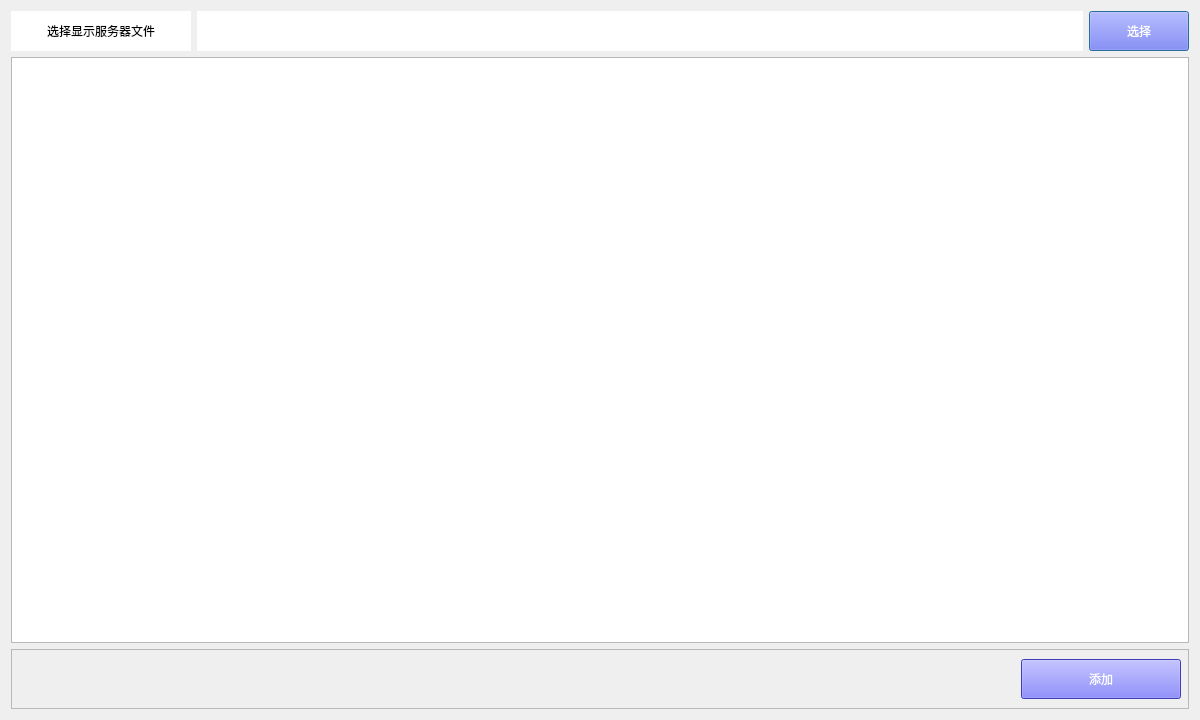
Qt form views/edit/add_gift.ui (WanKaKa/IjsGiftWall) before a commit.
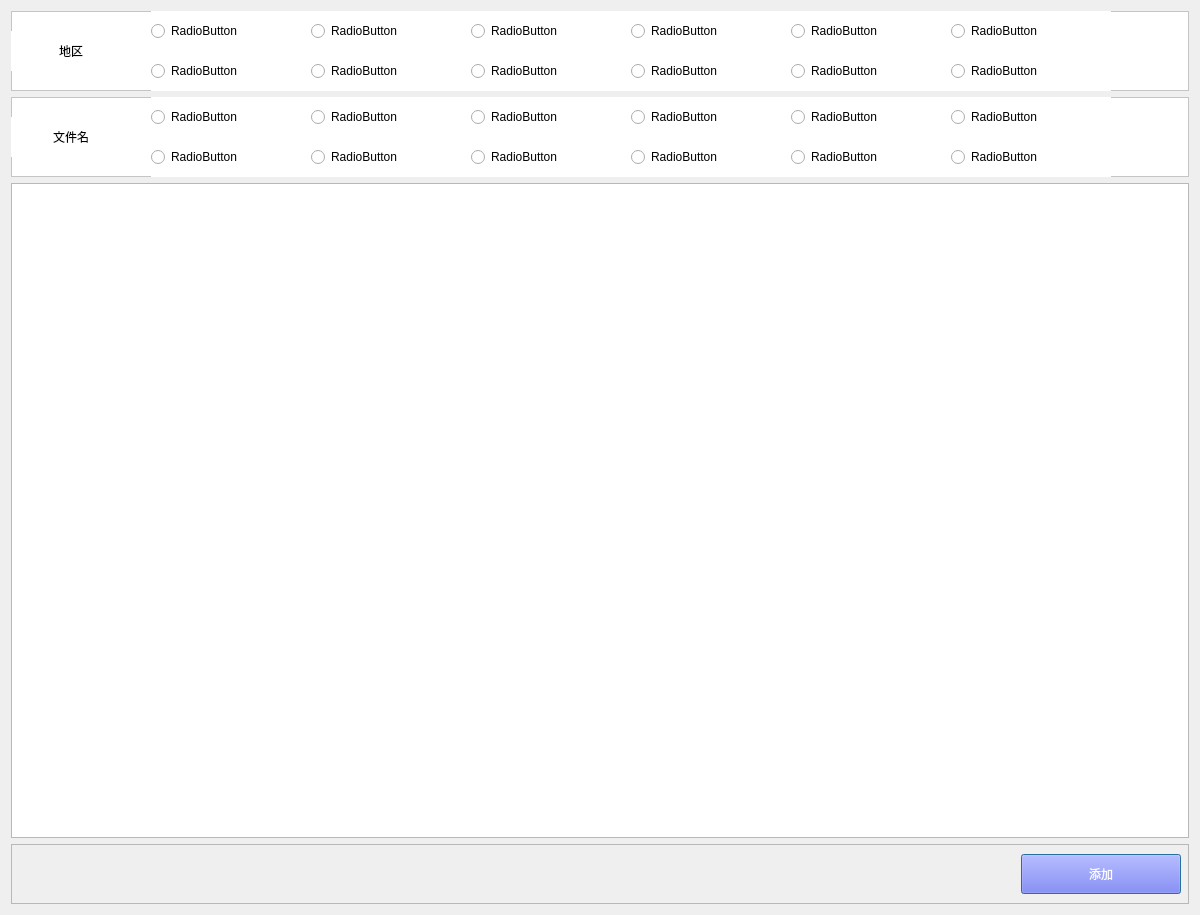
The same form after that commit.

Commit message: 添加item界面修改

The edit to the form file:
```diff
--- a/views/edit/add_gift.ui
+++ b/views/edit/add_gift.ui
@@ -7,19 +7,19 @@
     <x>0</x>
     <y>0</y>
     <width>1200</width>
-    <height>720</height>
+    <height>915</height>
    </rect>
   </property>
   <property name="minimumSize">
    <size>
     <width>1200</width>
-    <height>720</height>
+    <height>915</height>
    </size>
   </property>
   <property name="maximumSize">
    <size>
     <width>1200</width>
-    <height>720</height>
+    <height>915</height>
    </size>
   </property>
   <property name="windowTitle">
@@ -29,91 +29,508 @@
    <item row="0" column="0" colspan="2">
     <layout class="QVBoxLayout" name="verticalLayout">
      <item>
-      <layout class="QHBoxLayout" name="horizontalLayout">
-       <item>
-        <widget class="QLabel" name="label">
-         <property name="minimumSize">
-          <size>
-           <width>180</width>
-           <height>40</height>
-          </size>
-         </property>
-         <property name="maximumSize">
-          <size>
-           <width>180</width>
-           <height>40</height>
-          </size>
-         </property>
-         <property name="styleSheet">
-          <string notr="true">font: 12pt &quot;微软雅黑&quot;;
+      <widget class="QFrame" name="frame_2">
+       <property name="minimumSize">
+        <size>
+         <width>0</width>
+         <height>80</height>
+        </size>
+       </property>
+       <property name="maximumSize">
+        <size>
+         <width>16777215</width>
+         <height>80</height>
+        </size>
+       </property>
+       <property name="styleSheet">
+        <string notr="true">background-color: rgb(255, 255, 255);</string>
+       </property>
+       <property name="frameShape">
+        <enum>QFrame::StyledPanel</enum>
+       </property>
+       <property name="frameShadow">
+        <enum>QFrame::Raised</enum>
+       </property>
+       <widget class="QRadioButton" name="language_radio_7">
+        <property name="geometry">
+         <rect>
+          <x>620</x>
+          <y>0</y>
+          <width>160</width>
+          <height>40</height>
+         </rect>
+        </property>
+        <property name="styleSheet">
+         <string notr="true">font: 10pt &quot;微软雅黑&quot;;</string>
+        </property>
+        <property name="text">
+         <string>RadioButton</string>
+        </property>
+       </widget>
+       <widget class="QRadioButton" name="language_radio_4">
+        <property name="geometry">
+         <rect>
+          <x>300</x>
+          <y>40</y>
+          <width>160</width>
+          <height>40</height>
+         </rect>
+        </property>
+        <property name="styleSheet">
+         <string notr="true">font: 10pt &quot;微软雅黑&quot;;</string>
+        </property>
+        <property name="text">
+         <string>RadioButton</string>
+        </property>
+       </widget>
+       <widget class="QRadioButton" name="language_radio_6">
+        <property name="geometry">
+         <rect>
+          <x>460</x>
+          <y>40</y>
+          <width>160</width>
+          <height>40</height>
+         </rect>
+        </property>
+        <property name="styleSheet">
+         <string notr="true">font: 10pt &quot;微软雅黑&quot;;</string>
+        </property>
+        <property name="text">
+         <string>RadioButton</string>
+        </property>
+       </widget>
+       <widget class="QRadioButton" name="language_radio_8">
+        <property name="geometry">
+         <rect>
+          <x>620</x>
+          <y>40</y>
+          <width>160</width>
+          <height>40</height>
+         </rect>
+        </property>
+        <property name="styleSheet">
+         <string notr="true">font: 10pt &quot;微软雅黑&quot;;</string>
+        </property>
+        <property name="text">
+         <string>RadioButton</string>
+        </property>
+       </widget>
+       <widget class="QRadioButton" name="language_radio_3">
+        <property name="geometry">
+         <rect>
+          <x>300</x>
+          <y>0</y>
+          <width>160</width>
+          <height>40</height>
+         </rect>
+        </property>
+        <property name="styleSheet">
+         <string notr="true">font: 10pt &quot;微软雅黑&quot;;</string>
+        </property>
+        <property name="text">
+         <string>RadioButton</string>
+        </property>
+       </widget>
+       <widget class="QRadioButton" name="language_radio_11">
+        <property name="geometry">
+         <rect>
+          <x>940</x>
+          <y>0</y>
+          <width>160</width>
+          <height>40</height>
+         </rect>
+        </property>
+        <property name="styleSheet">
+         <string notr="true">font: 10pt &quot;微软雅黑&quot;;</string>
+        </property>
+        <property name="text">
+         <string>RadioButton</string>
+        </property>
+       </widget>
+       <widget class="QRadioButton" name="language_radio_9">
+        <property name="geometry">
+         <rect>
+          <x>780</x>
+          <y>0</y>
+          <width>160</width>
+          <height>40</height>
+         </rect>
+        </property>
+        <property name="styleSheet">
+         <string notr="true">font: 10pt &quot;微软雅黑&quot;;</string>
+        </property>
+        <property name="text">
+         <string>RadioButton</string>
+        </property>
+       </widget>
+       <widget class="QRadioButton" name="language_radio_10">
+        <property name="geometry">
+         <rect>
+          <x>780</x>
+          <y>40</y>
+          <width>160</width>
+          <height>40</height>
+         </rect>
+        </property>
+        <property name="styleSheet">
+         <string notr="true">font: 10pt &quot;微软雅黑&quot;;</string>
+        </property>
+        <property name="text">
+         <string>RadioButton</string>
+        </property>
+       </widget>
+       <widget class="QRadioButton" name="language_radio_1">
+        <property name="geometry">
+         <rect>
+          <x>140</x>
+          <y>0</y>
+          <width>160</width>
+          <height>40</height>
+         </rect>
+        </property>
+        <property name="styleSheet">
+         <string notr="true">font: 10pt &quot;微软雅黑&quot;;</string>
+        </property>
+        <property name="text">
+         <string>RadioButton</string>
+        </property>
+       </widget>
+       <widget class="QRadioButton" name="language_radio_12">
+        <property name="geometry">
+         <rect>
+          <x>940</x>
+          <y>40</y>
+          <width>160</width>
+          <height>40</height>
+         </rect>
+        </property>
+        <property name="styleSheet">
+         <string notr="true">font: 10pt &quot;微软雅黑&quot;;</string>
+        </property>
+        <property name="text">
+         <string>RadioButton</string>
+        </property>
+       </widget>
+       <widget class="QLabel" name="language_title_2">
+        <property name="geometry">
+         <rect>
+          <x>0</x>
+          <y>20</y>
+          <width>120</width>
+          <height>40</height>
+         </rect>
+        </property>
+        <property name="sizePolicy">
+         <sizepolicy hsizetype="Preferred" vsizetype="Preferred">
+          <horstretch>0</horstretch>
+          <verstretch>0</verstretch>
+         </sizepolicy>
+        </property>
+        <property name="minimumSize">
+         <size>
+          <width>120</width>
+          <height>40</height>
+         </size>
+        </property>
+        <property name="maximumSize">
+         <size>
+          <width>120</width>
+          <height>40</height>
+         </size>
+        </property>
+        <property name="styleSheet">
+         <string notr="true">font: 10pt &quot;微软雅黑&quot;;
 background-color: rgb(255, 255, 255);</string>
-         </property>
-         <property name="text">
-          <string>选择显示服务器文件</string>
-         </property>
-         <property name="alignment">
-          <set>Qt::AlignCenter</set>
-         </property>
-        </widget>
-       </item>
-       <item>
-        <widget class="QLabel" name="label_2">
-         <property name="sizePolicy">
-          <sizepolicy hsizetype="Preferred" vsizetype="Preferred">
-           <horstretch>0</horstretch>
-           <verstretch>0</verstretch>
-          </sizepolicy>
-         </property>
-         <property name="minimumSize">
-          <size>
-           <width>0</width>
-           <height>40</height>
-          </size>
-         </property>
-         <property name="maximumSize">
-          <size>
-           <width>16777215</width>
-           <height>40</height>
-          </size>
-         </property>
-         <property name="styleSheet">
-          <string notr="true">font: 14pt &quot;微软雅黑&quot;;
-color: rgb(85, 85, 255);
+        </property>
+        <property name="text">
+         <string>地区</string>
+        </property>
+        <property name="alignment">
+         <set>Qt::AlignCenter</set>
+        </property>
+       </widget>
+       <widget class="QRadioButton" name="language_radio_2">
+        <property name="geometry">
+         <rect>
+          <x>140</x>
+          <y>40</y>
+          <width>160</width>
+          <height>40</height>
+         </rect>
+        </property>
+        <property name="styleSheet">
+         <string notr="true">font: 10pt &quot;微软雅黑&quot;;</string>
+        </property>
+        <property name="text">
+         <string>RadioButton</string>
+        </property>
+       </widget>
+       <widget class="QRadioButton" name="language_radio_5">
+        <property name="geometry">
+         <rect>
+          <x>460</x>
+          <y>0</y>
+          <width>160</width>
+          <height>40</height>
+         </rect>
+        </property>
+        <property name="styleSheet">
+         <string notr="true">font: 10pt &quot;微软雅黑&quot;;</string>
+        </property>
+        <property name="text">
+         <string>RadioButton</string>
+        </property>
+       </widget>
+      </widget>
+     </item>
+     <item>
+      <widget class="QFrame" name="frame_3">
+       <property name="minimumSize">
+        <size>
+         <width>0</width>
+         <height>80</height>
+        </size>
+       </property>
+       <property name="maximumSize">
+        <size>
+         <width>16777215</width>
+         <height>80</height>
+        </size>
+       </property>
+       <property name="styleSheet">
+        <string notr="true">background-color: rgb(255, 255, 255);</string>
+       </property>
+       <property name="frameShape">
+        <enum>QFrame::StyledPanel</enum>
+       </property>
+       <property name="frameShadow">
+        <enum>QFrame::Raised</enum>
+       </property>
+       <widget class="QRadioButton" name="file_name_radio_8">
+        <property name="geometry">
+         <rect>
+          <x>620</x>
+          <y>40</y>
+          <width>160</width>
+          <height>40</height>
+         </rect>
+        </property>
+        <property name="styleSheet">
+         <string notr="true">font: 10pt &quot;微软雅黑&quot;;</string>
+        </property>
+        <property name="text">
+         <string>RadioButton</string>
+        </property>
+       </widget>
+       <widget class="QLabel" name="file_name_title_2">
+        <property name="geometry">
+         <rect>
+          <x>0</x>
+          <y>20</y>
+          <width>120</width>
+          <height>40</height>
+         </rect>
+        </property>
+        <property name="minimumSize">
+         <size>
+          <width>120</width>
+          <height>40</height>
+         </size>
+        </property>
+        <property name="maximumSize">
+         <size>
+          <width>120</width>
+          <height>40</height>
+         </size>
+        </property>
+        <property name="styleSheet">
+         <string notr="true">font: 10pt &quot;微软雅黑&quot;;
 background-color: rgb(255, 255, 255);</string>
-         </property>
-         <property name="text">
-          <string/>
-         </property>
-         <property name="alignment">
-          <set>Qt::AlignCenter</set>
-         </property>
-        </widget>
-       </item>
-       <item>
-        <widget class="QPushButton" name="pushButton">
-         <property name="minimumSize">
-          <size>
-           <width>100</width>
-           <height>40</height>
-          </size>
-         </property>
-         <property name="maximumSize">
-          <size>
-           <width>100</width>
-           <height>40</height>
-          </size>
-         </property>
-         <property name="styleSheet">
-          <string notr="true">font: 12pt &quot;微软雅黑&quot;;
-color: rgb(255, 255, 255);
-background-color: rgb(85, 85, 255);</string>
-         </property>
-         <property name="text">
-          <string>选择</string>
-         </property>
-        </widget>
-       </item>
-      </layout>
+        </property>
+        <property name="text">
+         <string>文件名</string>
+        </property>
+        <property name="alignment">
+         <set>Qt::AlignCenter</set>
+        </property>
+       </widget>
+       <widget class="QRadioButton" name="file_name_radio_5">
+        <property name="geometry">
+         <rect>
+          <x>460</x>
+          <y>0</y>
+          <width>160</width>
+          <height>40</height>
+         </rect>
+        </property>
+        <property name="styleSheet">
+         <string notr="true">font: 10pt &quot;微软雅黑&quot;;</string>
+        </property>
+        <property name="text">
+         <string>RadioButton</string>
+        </property>
+       </widget>
+       <widget class="QRadioButton" name="file_name_radio_1">
+        <property name="geometry">
+         <rect>
+          <x>140</x>
+          <y>0</y>
+          <width>160</width>
+          <height>40</height>
+         </rect>
+        </property>
+        <property name="styleSheet">
+         <string notr="true">font: 10pt &quot;微软雅黑&quot;;</string>
+        </property>
+        <property name="text">
+         <string>RadioButton</string>
+        </property>
+       </widget>
+       <widget class="QRadioButton" name="file_name_radio_6">
+        <property name="geometry">
+         <rect>
+          <x>460</x>
+          <y>40</y>
+          <width>160</width>
+          <height>40</height>
+         </rect>
+        </property>
+        <property name="styleSheet">
+         <string notr="true">font: 10pt &quot;微软雅黑&quot;;</string>
+        </property>
+        <property name="text">
+         <string>RadioButton</string>
+        </property>
+       </widget>
+       <widget class="QRadioButton" name="file_name_radio_2">
+        <property name="geometry">
+         <rect>
+          <x>140</x>
+          <y>40</y>
+          <width>160</width>
+          <height>40</height>
+         </rect>
+        </property>
+        <property name="styleSheet">
+         <string notr="true">font: 10pt &quot;微软雅黑&quot;;</string>
+        </property>
+        <property name="text">
+         <string>RadioButton</string>
+        </property>
+       </widget>
+       <widget class="QRadioButton" name="file_name_radio_11">
+        <property name="geometry">
+         <rect>
+          <x>940</x>
+          <y>0</y>
+          <width>160</width>
+          <height>40</height>
+         </rect>
+        </property>
+        <property name="styleSheet">
+         <string notr="true">font: 10pt &quot;微软雅黑&quot;;</string>
+        </property>
+        <property name="text">
+         <string>RadioButton</string>
+        </property>
+       </widget>
+       <widget class="QRadioButton" name="file_name_radio_7">
+        <property name="geometry">
+         <rect>
+          <x>620</x>
+          <y>0</y>
+          <width>160</width>
+          <height>40</height>
+         </rect>
+        </property>
+        <property name="styleSheet">
+         <string notr="true">font: 10pt &quot;微软雅黑&quot;;</string>
+        </property>
+        <property name="text">
+         <string>RadioButton</string>
+        </property>
+       </widget>
+       <widget class="QRadioButton" name="file_name_radio_9">
+        <property name="geometry">
+         <rect>
+          <x>780</x>
+          <y>0</y>
+          <width>160</width>
+          <height>40</height>
+         </rect>
+        </property>
+        <property name="styleSheet">
+         <string notr="true">font: 10pt &quot;微软雅黑&quot;;</string>
+        </property>
+        <property name="text">
+         <string>RadioButton</string>
+        </property>
+       </widget>
+       <widget class="QRadioButton" name="file_name_radio_4">
+        <property name="geometry">
+         <rect>
+          <x>300</x>
+          <y>40</y>
+          <width>160</width>
+          <height>40</height>
+         </rect>
+        </property>
+        <property name="styleSheet">
+         <string notr="true">font: 10pt &quot;微软雅黑&quot;;</string>
+        </property>
+        <property name="text">
+         <string>RadioButton</string>
+        </property>
+       </widget>
+       <widget class="QRadioButton" name="file_name_radio_3">
+        <property name="geometry">
+         <rect>
+          <x>300</x>
+          <y>0</y>
+          <width>160</width>
+          <height>40</height>
+         </rect>
+        </property>
+        <property name="styleSheet">
+         <string notr="true">font: 10pt &quot;微软雅黑&quot;;</string>
+        </property>
+        <property name="text">
+         <string>RadioButton</string>
+        </property>
+       </widget>
+       <widget class="QRadioButton" name="file_name_radio_12">
+        <property name="geometry">
+         <rect>
+          <x>940</x>
+          <y>40</y>
+          <width>160</width>
+          <height>40</height>
+         </rect>
+        </property>
+        <property name="styleSheet">
+         <string notr="true">font: 10pt &quot;微软雅黑&quot;;</string>
+        </property>
+        <property name="text">
+         <string>RadioButton</string>
+        </property>
+       </widget>
+       <widget class="QRadioButton" name="file_name_radio_10">
+        <property name="geometry">
+         <rect>
+          <x>780</x>
+          <y>40</y>
+          <width>160</width>
+          <height>40</height>
+         </rect>
+        </property>
+        <property name="styleSheet">
+         <string notr="true">font: 10pt &quot;微软雅黑&quot;;</string>
+        </property>
+        <property name="text">
+         <string>RadioButton</string>
+        </property>
+       </widget>
+      </widget>
      </item>
      <item>
       <widget class="QTableWidget" name="tableWidget"/>
```
Left out of the diff: 2 changed lines with no effect on the pictures. The commit also changes 6 other files.
